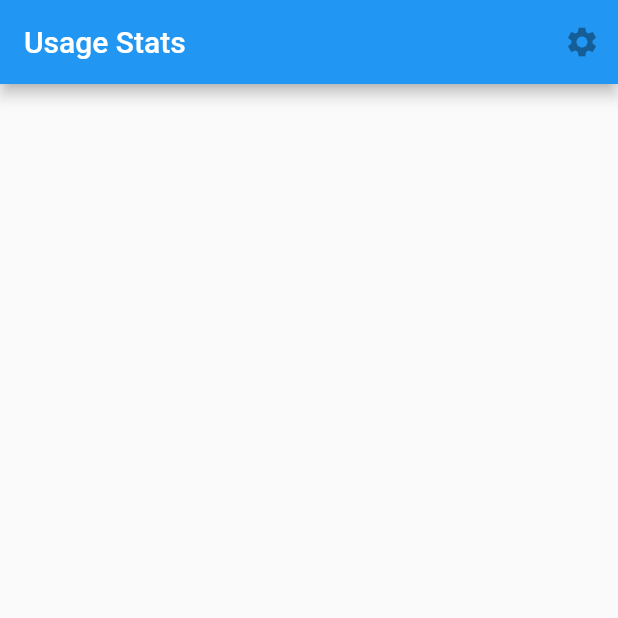
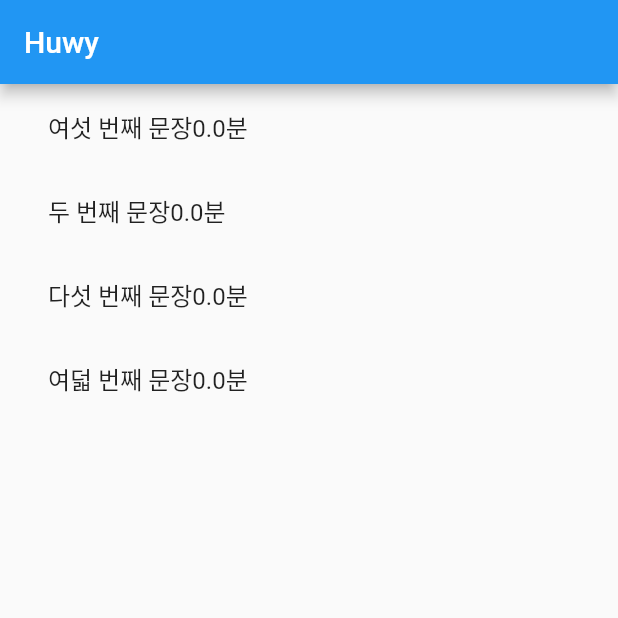
Before and after one commit to ibinsu/huwy, a Flutter app: the screen it shows after launch, on a phone screen of 412 x 824 dp, the top half of it. Run offline on Flutter 3.47's test engine with Material 2 defaults, Android fonts, the phone set to English and light mode, and no system bars; missing offline and left inert: usage_stats; project files that could hold a hidden picture were left out.

Commit message:
combine time

```diff
--- a/lib/main.dart
+++ b/lib/main.dart
@@ -1,16 +1,131 @@
 import 'package:flutter/material.dart';
 import 'dart:async';
 import 'package:usage_stats/usage_stats.dart';
+
+import 'package:flutter/material.dart';
 
 void main() {
   runApp(MyApp());
 }
 
-class MyApp extends StatefulWidget {
+class MyApp extends StatelessWidget {
   @override
-  _MyAppState createState() => _MyAppState();
+  Widget build(BuildContext context) {
+    return MaterialApp(
+      title: 'Huwy',
+      theme: ThemeData(
+        primarySwatch: Colors.blue,
+      ),
+      home: HuwyHomePage(),
+    );
+  }
 }
 
+class HuwyHomePage extends StatefulWidget {
+  @override
+  _HuwyHomePageState createState() => _HuwyHomePageState();
+}
+
+class _HuwyHomePageState extends State<HuwyHomePage> {
+
+  List<UsageInfo> usageInfoList = []; // 사용량 정보를 저장할 리스트
+
+  var _combineUsage;
+
+
+
+  List<String> displayedSentences = [];
+
+  @override
+  void initState() {
+    super.initState();
+
+    refreshSentences();
+
+  }
+
+  Future<void> refreshSentences() async {
+    await Future.delayed(Duration(seconds: 1)); // 새로고침 지연 시간 설정
+    await initUsage();
+
+    List<String> sentences = [
+      '첫 번째 문장 ${_combineUsage}분',
+      '두 번째 문장${_combineUsage}분',
+      '세 번째 문장${_combineUsage}분',
+      '네 번째 문장${_combineUsage}분',
+      '다섯 번째 문장${_combineUsage}분',
+      '여섯 번째 문장${_combineUsage}분',
+      '일곱 번째 문장${_combineUsage}분',
+      '여덟 번째 문장${_combineUsage}분',
+      '아홉 번째 문장${_combineUsage}분',
+      '열 번째 문장${_combineUsage}분',
+    ];
+
+    setState(() {
+      displayedSentences.clear();
+
+      // 문장 목록에서 무작위로 4개 선택
+      sentences.shuffle();
+      displayedSentences = sentences.sublist(0, 4);
+    });
+  }
+
+  Future<void> initUsage() async {
+    try {
+      UsageStats.grantUsagePermission(); // 사용량 퍼미션 획득
+
+      DateTime endDate = DateTime.now();
+      DateTime startDate = DateTime(endDate.year - 1, endDate.month, endDate.day, 0, 0, 0);
+
+      List<UsageInfo> queryUsageInfoList = await UsageStats.queryUsageStats(startDate, endDate);
+
+      List<UsageInfo> filteredUsageInfoList = queryUsageInfoList
+          .where((info) => info.packageName == "com.google.android.youtube")
+          .toList();
+
+      int totalForegroundTime = 0;
+
+      for (var usageInfo in filteredUsageInfoList) {
+        if (usageInfo.totalTimeInForeground != null) {
+          totalForegroundTime += int.parse(usageInfo.totalTimeInForeground!) ;
+        }
+      }
+
+      setState(() {
+        usageInfoList = filteredUsageInfoList.reversed.toList();
+        _combineUsage = totalForegroundTime / 1000 / 60;
+      });
+    } catch (err) {
+      print(err);
+    }
+  }
+
+
+  @override
+  Widget build(BuildContext context) {
+    return Scaffold(
+      appBar: AppBar(
+        title: Text('Huwy'),
+      ),
+      body: RefreshIndicator(
+        onRefresh: refreshSentences, // 새로고침 시 refreshSentences 함수 호출
+        child: Padding(
+          padding: EdgeInsets.symmetric(horizontal: 16.0),
+          child: ListView(
+            children: [
+              for (var sentence in displayedSentences)
+                ListTile(
+                  title: Text(sentence),
+                ),
+            ],
+          ),
+        ),
+      ),
+    );
+  }
+}
+
+/*
 class _MyAppState extends State<MyApp> {
   List<UsageInfo> usageInfoList = []; // 사용량 정보를 저장할 리스트
 
@@ -25,7 +140,7 @@ class _MyAppState extends State<MyApp> {
       UsageStats.grantUsagePermission(); // 사용량 퍼미션 획득
 
       DateTime endDate = DateTime.now();
-      DateTime startDate = DateTime(2021, 3, 12, 18, 49, 55);
+      DateTime startDate = DateTime(2022, 4, 6, 0, 0, 0);
 
 
       List<UsageInfo> queryUsageInfoList =
@@ -48,7 +163,6 @@ class _MyAppState extends State<MyApp> {
     return MaterialApp(
       home: Scaffold(
         appBar: AppBar(
-          title: const Text("Usage Stats"),
           actions: [
             IconButton(
               onPressed: UsageStats.grantUsagePermission,
@@ -81,7 +195,7 @@ class _MyAppState extends State<MyApp> {
     );
   }
 }
-
+*/
 /*
 final googleSignIn = GoogleSignIn(
   scopes: [
--- a/pubspec.yaml
+++ b/pubspec.yaml
@@ -31,12 +31,6 @@ dependencies:
   flutter:
     sdk: flutter
   intl:
-  url_launcher:
-  firebase_core:
-  firebase_auth:
-  google_sign_in:
-  googleapis:
-  googleapis_auth:
   usage_stats:
   # The following adds the Cupertino Icons font to your application.
   # Use with the CupertinoIcons class for iOS style icons.
```
Also changed, not shown: lib/firebase_options.dart (deleted), lib/usage_stat.dart (added), pubspec.lock, 3 other files.
